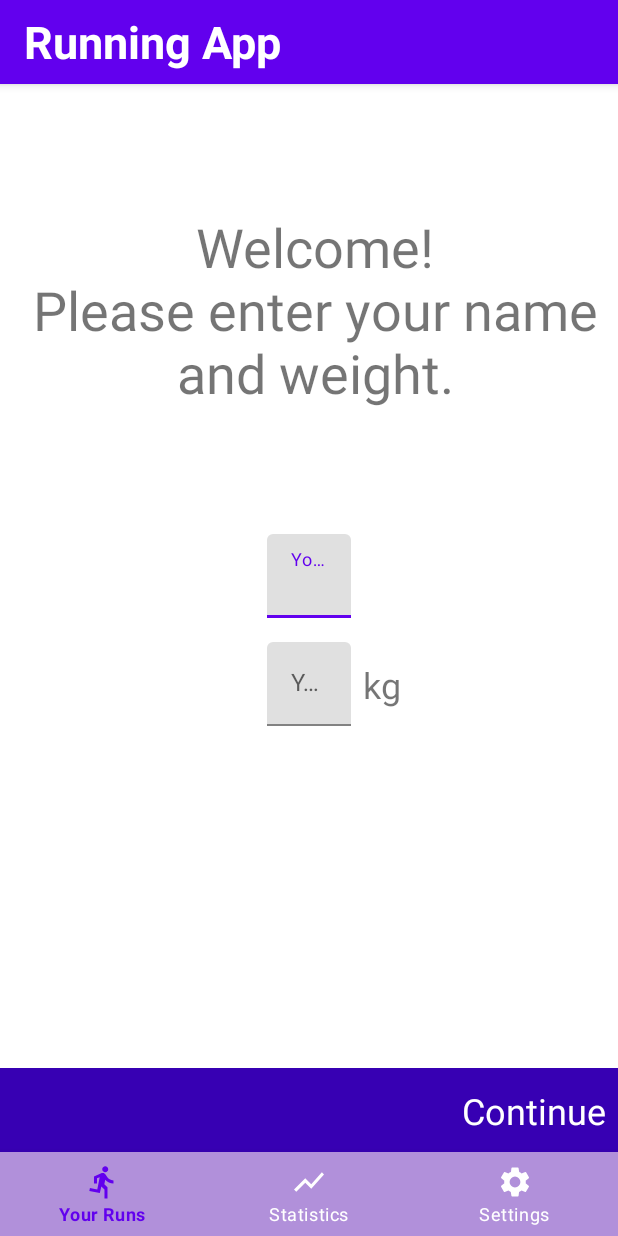
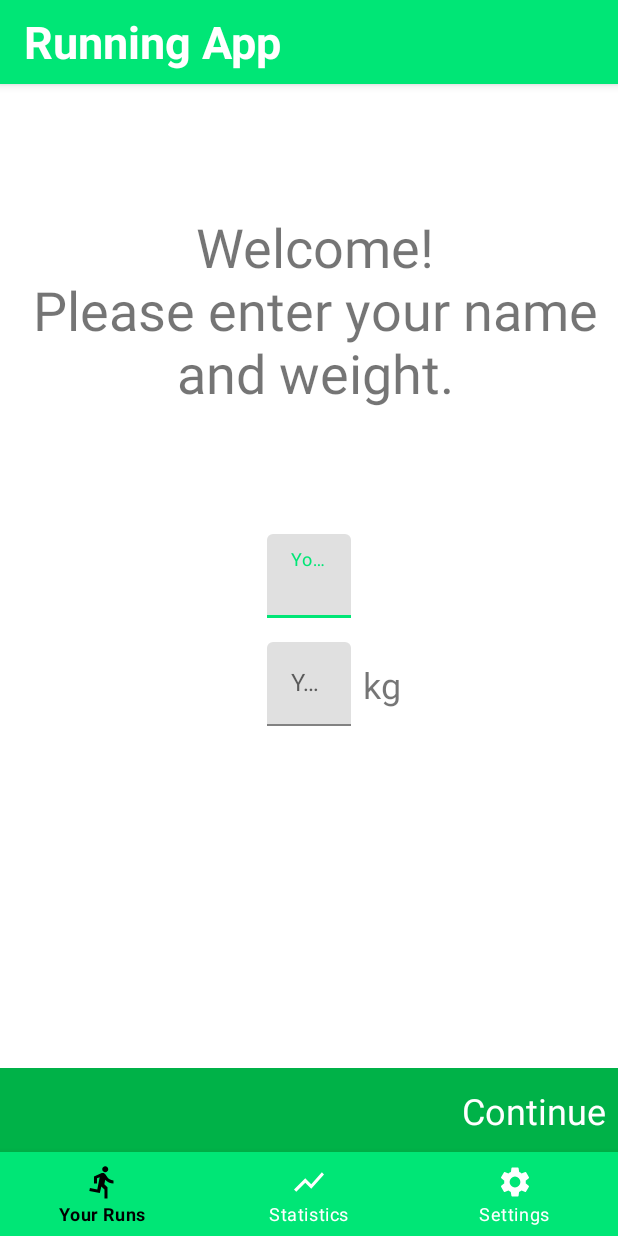
Before and after one commit to shubham423/RunningApp, an Android app: the screen it shows after launch (MainActivity), on a phone screen of 412 x 824 dp. Run offline under Robolectric (Android 15) with nearby library versions, the phone set to English and light mode, and no system bars; our stand-ins replace Dagger/Hilt's generated code, Room's generated code, Timber, navigation-ui; 2 statements that could not run were skipped.

Commit message:
color theme change

```diff
--- a/app/src/main/java/com/shubham/runningapp/services/TrackingService.kt
+++ b/app/src/main/java/com/shubham/runningapp/services/TrackingService.kt
@@ -24,7 +24,6 @@ import com.google.android.gms.location.LocationResult
 import com.google.android.gms.maps.model.LatLng
 import com.shubham.runningapp.R
 import com.shubham.runningapp.other.Constants.ACTION_PAUSE_SERVICE
-import com.shubham.runningapp.other.Constants.ACTION_SHOW_TRACKING_FRAGMENT
 import com.shubham.runningapp.other.Constants.ACTION_START_OR_RESUME_SERVICE
 import com.shubham.runningapp.other.Constants.ACTION_STOP_SERVICE
 import com.shubham.runningapp.other.Constants.FASTEST_LOCATION_INTERVAL
@@ -34,7 +33,6 @@ import com.shubham.runningapp.other.Constants.NOTIFICATION_CHANNEL_NAME
 import com.shubham.runningapp.other.Constants.NOTIFICATION_ID
 import com.shubham.runningapp.other.Constants.TIMER_UPDATE_INTERVAL
 import com.shubham.runningapp.other.TrackingUtility
-import com.shubham.runningapp.ui.MainActivity
 import dagger.hilt.android.AndroidEntryPoint
 import kotlinx.coroutines.CoroutineScope
 import kotlinx.coroutines.Dispatchers
--- a/app/src/main/java/com/shubham/runningapp/ui/MainActivity.kt
+++ b/app/src/main/java/com/shubham/runningapp/ui/MainActivity.kt
@@ -25,6 +25,7 @@ class MainActivity : AppCompatActivity() {
 
         setSupportActionBar(toolbar)
         bottomNavigationView.setupWithNavController(navHostFragment.findNavController())
+        bottomNavigationView.setOnNavigationItemReselectedListener { /* NO OPS */ }
 
         navHostFragment.findNavController()
                 .addOnDestinationChangedListener { _, destination, _ ->
--- a/app/src/main/res/drawable-v24/bottom_nav_selector.xml
+++ b/app/src/main/res/drawable-v24/bottom_nav_selector.xml
@@ -1,5 +1,5 @@
 <?xml version="1.0" encoding="utf-8"?>
 <selector xmlns:android="http://schemas.android.com/apk/res/android">
-    <item android:state_checked="true" android:color="@color/purple_500" />
+    <item android:state_checked="true" android:color="#000000" />
     <item android:state_checked="false" android:color="#FFFFFF" />
 </selector>
--- a/app/src/main/res/layout/activity_main.xml
+++ b/app/src/main/res/layout/activity_main.xml
@@ -60,7 +60,7 @@
     <com.google.android.material.bottomnavigation.BottomNavigationView
         android:id="@+id/bottomNavigationView"
         android:layout_width="match_parent"
-        android:background="#B190DA"
+        android:background="@color/primary_green"
         android:layout_height="56dp"
         app:menu="@menu/bottom_nav_menu"
         app:itemIconTint="@drawable/bottom_nav_selector"
--- a/app/src/main/res/layout/fragment_run.xml
+++ b/app/src/main/res/layout/fragment_run.xml
@@ -40,7 +40,7 @@
         android:layout_width="wrap_content"
         android:layout_height="wrap_content"
         android:src="@drawable/ic_add_black"
-        app:backgroundTint="@color/purple_700"
+        app:backgroundTint="@color/primary_light"
         app:fabSize="normal"
         app:rippleColor="@android:color/white"
         android:layout_marginEnd="32dp"
--- a/app/src/main/res/layout/fragment_settings.xml
+++ b/app/src/main/res/layout/fragment_settings.xml
@@ -51,6 +51,7 @@
         android:layout_height="wrap_content"
         android:layout_marginTop="16dp"
         android:text="Apply Changes"
+        android:textColor="@color/black"
         app:layout_constraintEnd_toEndOf="parent"
         app:layout_constraintStart_toStartOf="parent"
         app:layout_constraintTop_toBottomOf="@+id/tilWeight" />
--- a/app/src/main/res/layout/fragment_setup.xml
+++ b/app/src/main/res/layout/fragment_setup.xml
@@ -70,7 +70,7 @@
         android:id="@+id/constraintLayout"
         android:layout_width="match_parent"
         android:layout_height="56dp"
-        android:background="@color/purple_700"
+        android:background="@color/primary_dark"
         android:padding="8dp"
         app:layout_constraintBottom_toBottomOf="parent"
         app:layout_constraintEnd_toEndOf="parent"
--- a/app/src/main/res/layout/fragment_tracking.xml
+++ b/app/src/main/res/layout/fragment_tracking.xml
@@ -9,7 +9,7 @@
         android:id="@+id/clInnerLayout"
         android:layout_width="match_parent"
         android:layout_height="0dp"
-        android:background="@color/purple_700"
+        android:background="#4caf50"
         app:layout_constraintBottom_toBottomOf="parent"
         app:layout_constraintEnd_toEndOf="parent"
         app:layout_constraintHorizontal_bias="0.5"
@@ -33,6 +33,7 @@
             android:layout_width="wrap_content"
             android:layout_height="wrap_content"
             android:text="Start"
+            android:textColor="@color/black"
             app:layout_constraintBottom_toBottomOf="parent"
             app:layout_constraintEnd_toStartOf="@+id/btnFinishRun"
             app:layout_constraintHorizontal_bias="0.5"
@@ -45,6 +46,7 @@
             android:layout_height="wrap_content"
             android:text="Finish Run"
             android:visibility="gone"
+            android:textColor="@color/black"
             app:layout_constraintBottom_toBottomOf="parent"
             app:layout_constraintEnd_toEndOf="parent"
             app:layout_constraintHorizontal_bias="0.5"
--- a/app/src/main/res/values-night/themes.xml
+++ b/app/src/main/res/values-night/themes.xml
@@ -2,12 +2,12 @@
     <!-- Base application theme. -->
     <style name="Theme.RunningApp" parent="Theme.MaterialComponents.DayNight.NoActionBar">
         <!-- Primary brand color. -->
-        <item name="colorPrimary">@color/purple_200</item>
-        <item name="colorPrimaryVariant">@color/purple_700</item>
-        <item name="colorOnPrimary">@color/black</item>
+        <item name="colorPrimary">@color/primary_green</item>
+        <item name="colorPrimaryVariant">@color/primary_dark</item>
+        <item name="colorOnPrimary">@color/primary_green</item>
         <!-- Secondary brand color. -->
-        <item name="colorSecondary">@color/teal_200</item>
-        <item name="colorSecondaryVariant">@color/teal_200</item>
+        <item name="colorSecondary">@color/primary_light</item>
+        <item name="colorSecondaryVariant">@color/primary_dark</item>
         <item name="colorOnSecondary">@color/black</item>
         <!-- Status bar color. -->
         <item name="android:statusBarColor" tools:targetApi="l">?attr/colorPrimaryVariant</item>
--- a/app/src/main/res/values/colors.xml
+++ b/app/src/main/res/values/colors.xml
@@ -1,24 +1,9 @@
 <?xml version="1.0" encoding="utf-8"?>
 <resources>
-    <color name="purple_200">#FFBB86FC</color>
-    <color name="purple_500">#FF6200EE</color>
-    <color name="purple_700">#FF3700B3</color>
-    <color name="teal_200">#FF03DAC5</color>
-    <color name="teal_700">#FF018786</color>
+
     <color name="black">#FF000000</color>
     <color name="white">#FFFFFFFF</color>
-
-    <color name="md_blue_50">#E3F2FD</color>
-    <color name="md_blue_100">#BBDEFB</color>
-    <color name="md_blue_200">#90CAF9</color>
-    <color name="md_blue_300">#64B5F6</color>
-    <color name="md_blue_400">#42A5F5</color>
-    <color name="md_blue_500">#2196F3</color>
-    <color name="md_blue_700">#1976D2</color>
-    <color name="md_blue_800">#1565C0</color>
-    <color name="md_blue_900">#0D47A1</color>
-    <color name="md_blue_A100">#82B1FF</color>
-    <color name="md_blue_A200">#448AFF</color>
-    <color name="md_blue_A400">#2979FF</color>
-    <color name="md_blue_A700">#2962FF</color>
+    <color name="primary_green">#00e676</color>
+    <color name="primary_light">#66ffa6</color>
+    <color name="primary_dark">#00b248</color>
 </resources>
--- a/app/src/main/res/values/themes.xml
+++ b/app/src/main/res/values/themes.xml
@@ -2,12 +2,12 @@
     <!-- Base application theme. -->
     <style name="Theme.RunningApp" parent="Theme.MaterialComponents.DayNight.NoActionBar">
         <!-- Primary brand color. -->
-        <item name="colorPrimary">@color/purple_500</item>
-        <item name="colorPrimaryVariant">@color/purple_700</item>
-        <item name="colorOnPrimary">@color/white</item>
+        <item name="colorPrimary">@color/primary_green</item>
+        <item name="colorPrimaryVariant">@color/primary_dark</item>
+        <item name="colorOnPrimary">@color/primary_green</item>
         <!-- Secondary brand color. -->
-        <item name="colorSecondary">@color/teal_200</item>
-        <item name="colorSecondaryVariant">@color/teal_700</item>
+        <item name="colorSecondary">@color/primary_light</item>
+        <item name="colorSecondaryVariant">@color/primary_dark</item>
         <item name="colorOnSecondary">@color/black</item>
         <!-- Status bar color. -->
         <item name="android:statusBarColor" tools:targetApi="l">?attr/colorPrimaryVariant</item>
```
Also changed, not shown: app/src/main/java/com/shubham/runningapp/ui/fragments/CancelTrackingDialog.kt (added, +34 -0 lines), app/src/main/java/com/shubham/runningapp/ui/fragments/TrackingFragment.kt (+26 -12 lines).
